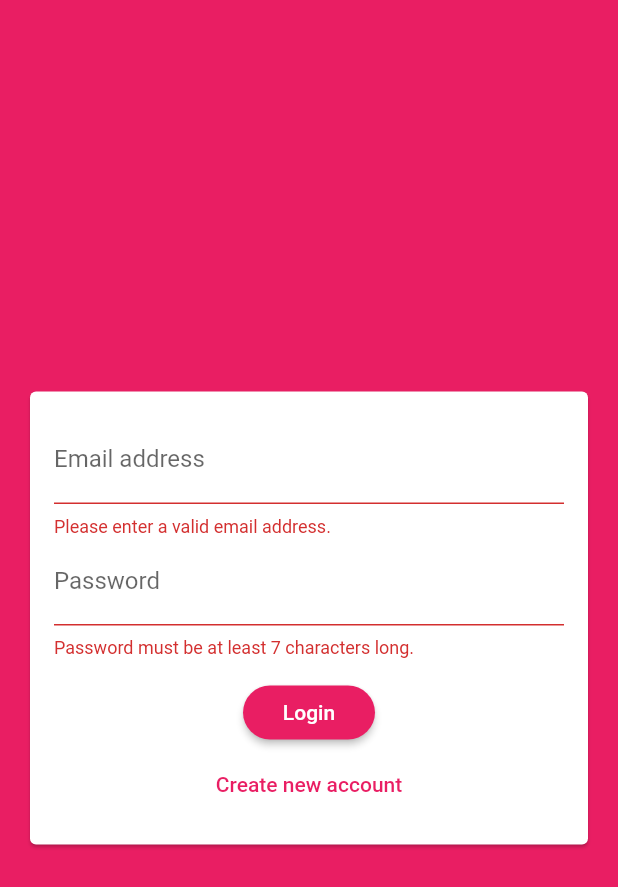
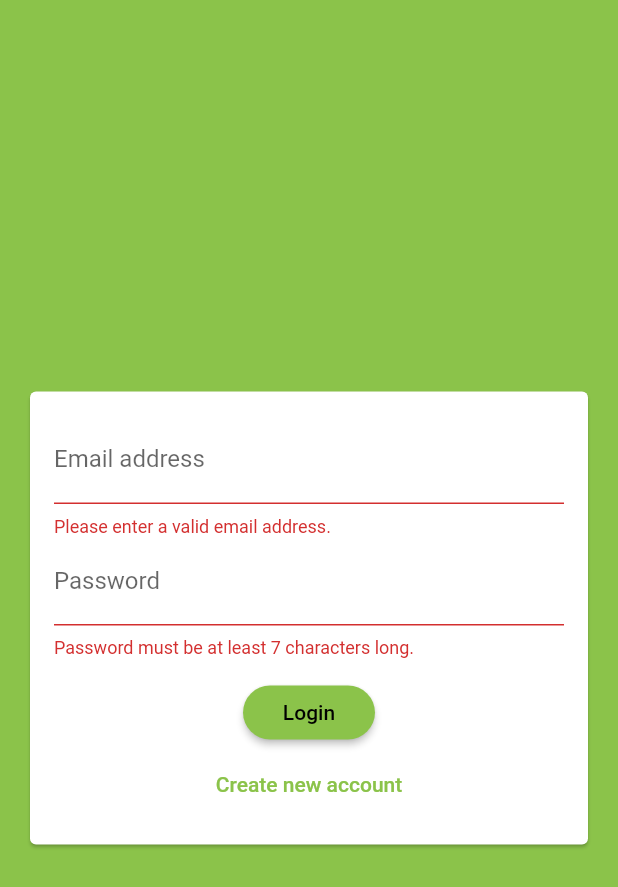
Before and after one commit to iVite/FlutterMobileApp, a Flutter app: the screen it shows after launch, after a tap on "Login", on a phone screen of 412 x 824 dp. Shown: the top 887 px of the screen. Run offline on Flutter 3.47's test engine with Material 2 defaults, Android fonts, the phone set to English and light mode, and no system bars; our stand-ins replace cloud_firestore, firebase_auth, firebase_core, firebase_messaging, firebase_storage, image_picker; accounts and stored records are empty.

```diff
--- a/lib/main.dart
+++ b/lib/main.dart
@@ -18,14 +18,14 @@ class MyApp extends StatelessWidget {
         future: _initialization,
         builder: (context, appSnapshot) {
           return MaterialApp(
-            title: 'FlutterChat',
+            title: 'iVite',
             theme: ThemeData(
-              primarySwatch: Colors.pink,
-              backgroundColor: Colors.pink,
+              primarySwatch: Colors.lightGreen,
+              backgroundColor: Colors.lightGreen,
               accentColor: Colors.deepPurple,
               accentColorBrightness: Brightness.dark,
               buttonTheme: ButtonTheme.of(context).copyWith(
-                buttonColor: Colors.pink,
+                buttonColor: Colors.lightGreen,
                 textTheme: ButtonTextTheme.primary,
                 shape: RoundedRectangleBorder(
                   borderRadius: BorderRadius.circular(20),
@@ -36,6 +36,7 @@ class MyApp extends StatelessWidget {
                 ? SplashScreen()
                 : StreamBuilder(
                     stream: FirebaseAuth.instance.authStateChanges(),
+                    //this is where you load the screens
                     builder: (ctx, userSnapshot) {
                       if (userSnapshot.connectionState ==
                           ConnectionState.waiting) {
--- a/lib/screens/auth_screen.dart
+++ b/lib/screens/auth_screen.dart
@@ -6,6 +6,7 @@ import 'package:flutter/services.dart';
 import 'package:cloud_firestore/cloud_firestore.dart';
 import 'package:firebase_storage/firebase_storage.dart';
 
+//where you offload the auth forms to another widget
 import 'package:ivite_flutter/widgets/auth/auth_form.dart';
 
 class AuthScreen extends StatefulWidget {
@@ -88,8 +89,9 @@ class _AuthScreenState extends State<AuthScreen> {
   Widget build(BuildContext context) {
     return Scaffold(
       backgroundColor: Theme.of(context).primaryColor,
+      //styling
       body: AuthForm(
-        _submitAuthForm,
+        _submitAuthForm, //passing the function down
         _isLoading,
       ),
     );
--- a/lib/widgets/auth/auth_form.dart
+++ b/lib/widgets/auth/auth_form.dart
@@ -4,13 +4,19 @@ import 'package:flutter/material.dart';
 
 import 'package:ivite_flutter/widgets/pickers/user_image_picker.dart';
 
+//les 317
+//manage different input states of users
+//stateful widget, need to switch between login and sign up mode and update DUI
 class AuthForm extends StatefulWidget {
+  //les 320 - add constructor by repeating the classname
   AuthForm(
     this.submitFn,
     this.isLoading,
   );
 
   final bool isLoading;
+
+//oh you are definine the submitFn function
   final void Function(
     String email,
     String password,
@@ -25,7 +31,7 @@ class AuthForm extends StatefulWidget {
 }
 
 class _AuthFormState extends State<AuthForm> {
-  final _formKey = GlobalKey<FormState>();
+  final _formKey = GlobalKey<FormState>(); //_formKey to form to validate
   var _isLogin = true;
   var _userEmail = '';
   var _userName = '';
@@ -37,7 +43,8 @@ class _AuthFormState extends State<AuthForm> {
   }
 
   void _trySubmit() {
-    final isValid = _formKey.currentState.validate();
+    final isValid =
+        _formKey.currentState.validate(); //this triggers all validators in form
     FocusScope.of(context).unfocus();
 
     if (_userImageFile == null && !_isLogin) {
@@ -72,6 +79,7 @@ class _AuthFormState extends State<AuthForm> {
           child: Padding(
             padding: EdgeInsets.all(16),
             child: Form(
+              //you can trigger all the validator at the same time bc of Form
               key: _formKey,
               child: Column(
                 mainAxisSize: MainAxisSize.min,
@@ -98,7 +106,8 @@ class _AuthFormState extends State<AuthForm> {
                   ),
                   if (!_isLogin)
                     TextFormField(
-                      key: ValueKey('username'),
+                      key: ValueKey(
+                          'username'), //valuekey is needed for flutter to identify values next to each other
                       autocorrect: true,
                       textCapitalization: TextCapitalization.words,
                       enableSuggestions: false,
@@ -122,7 +131,7 @@ class _AuthFormState extends State<AuthForm> {
                       return null;
                     },
                     decoration: InputDecoration(labelText: 'Password'),
-                    obscureText: true,
+                    obscureText: true, //hide text
                     onSaved: (value) {
                       _userPassword = value;
                     },
@@ -136,6 +145,7 @@ class _AuthFormState extends State<AuthForm> {
                     ),
                   if (!widget.isLoading)
                     FlatButton(
+                      //below allows you to inherit the primaryColor of the screen
                       textColor: Theme.of(context).primaryColor,
                       child: Text(_isLogin
                           ? 'Create new account'
```
